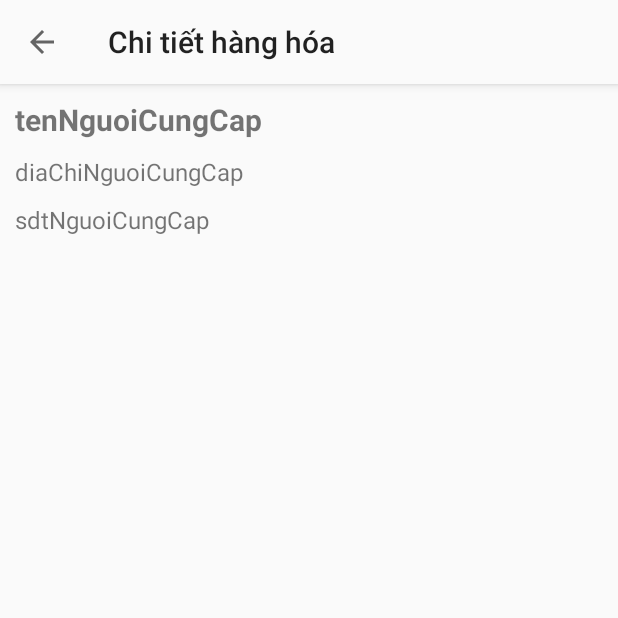
After one commit to ndkai/Logistic, an Android app: the chiTietHangHoaActivity screen opened directly, with no data from a screen before it, on a phone screen of 412 x 824 dp, the top half of it. The commit adds this screen. Run offline under Robolectric (Android 15) with nearby library versions, the phone set to English and light mode, and no system bars; our stand-ins replace Firebase (no records; nobody signed in at launch, a user with empty details on screens opened directly); 1 statement that could not run was skipped.

Commit message:
Chitiet_HangHoa

```diff
--- a/app/src/main/AndroidManifest.xml
+++ b/app/src/main/AndroidManifest.xml
@@ -9,7 +9,8 @@
         android:roundIcon="@mipmap/ic_launcher_round"
         android:supportsRtl="true"
         android:theme="@style/AppTheme">
-        <activity android:name=".Main_NguoiNhanCuuTroActivity"></activity>
+        <activity android:name=".chiTietHangHoaActivity"></activity>
+        <activity android:name=".Main_NguoiNhanCuuTroActivity" />
         <activity android:name=".CungCapNhanLucActivity" />
         <activity android:name=".CungCapVanTaiActivity" />
         <activity android:name=".CungCapHangHoaAcitivity" />
--- /dev/null
+++ b/app/src/main/java/com/iot/logisticsapp/Adapter/chiTietHangHoaAdapter.java
@@ -0,0 +1,76 @@
+package com.iot.logisticsapp.Adapter;
+
+import android.content.Context;
+import android.view.LayoutInflater;
+import android.view.View;
+import android.view.ViewGroup;
+import android.widget.TextView;
+
+import androidx.annotation.NonNull;
+import androidx.recyclerview.widget.RecyclerView;
+
+import com.iot.logisticsapp.Model.CungCapHangHoa;
+import com.iot.logisticsapp.R;
+
+import java.util.List;
+
+public class chiTietHangHoaAdapter extends RecyclerView.Adapter<chiTietHangHoaAdapter.ViewHolder>{
+
+    private Context mContext;
+    private List<CungCapHangHoa> mCungcaphanghoa;
+
+    public chiTietHangHoaAdapter(Context mContext, List<CungCapHangHoa> mCungcaphanghoa) {
+        this.mContext = mContext;
+        this.mCungcaphanghoa = mCungcaphanghoa;
+    }
+
+    @NonNull
+    @Override
+    public ViewHolder onCreateViewHolder(@NonNull ViewGroup parent, int viewType) {
+        View view = LayoutInflater.from(mContext).inflate(R.layout.chitiethanghoa_item,parent,false);
+        return new chiTietHangHoaAdapter.ViewHolder(view);
+    }
+
+    @Override
+    public void onBindViewHolder(@NonNull ViewHolder holder, final int position) {
+        final CungCapHangHoa cungCapHangHoa = mCungcaphanghoa.get(position);
+        holder.dotHangCungCap.setText("Đợt hàng : " + cungCapHangHoa.getCungCapHangHoaID());
+        holder.viTriUser.setText("Từ : " + cungCapHangHoa.getDiachiUser());
+        holder.viTriCCC.setText("Đến : " + cungCapHangHoa.getDiaChiCCC());
+        holder.tv_loaiHang.setText("Loại hàng : " + cungCapHangHoa.getTenLoaiItem());
+        holder.tv_tenHang.setText("Tên Hàng : " + cungCapHangHoa.getTenItem());
+        holder.tv_khoiLuongHang.setText("Khối lượng : " + cungCapHangHoa.getKhoiLuongItem());
+        holder.tv_loaiHinhVanChuyen.setText("Loại hình : " + cungCapHangHoa.getLoaiHinhVanChuyen());
+        if(cungCapHangHoa.getTinhTrangVanChuyen()==0){
+            holder.tv_tinhTrang.setText("Chờ Vận Chuyển");
+        } else {
+            holder.tv_tinhTrang.setText("Đã Nhận");
+        }
+    }
+
+    @Override
+    public int getItemCount() {
+        return mCungcaphanghoa.size();
+    }
+
+    public class ViewHolder extends RecyclerView.ViewHolder {
+        public TextView dotHangCungCap, viTriUser, viTriCCC, tv_loaiHang, tv_tenHang, tv_khoiLuongHang, tv_loaiHinhVanChuyen, tv_tinhTrang;
+
+        public ViewHolder(@NonNull View itemView) {
+            super(itemView);
+
+            dotHangCungCap = itemView.findViewById(R.id.dotHangCungCap);
+            viTriUser = itemView.findViewById(R.id.viTriUser);
+            viTriCCC = itemView.findViewById(R.id.viTriCCC);
+            tv_loaiHang = itemView.findViewById(R.id.tv_loaiHang);
+            tv_tenHang = itemView.findViewById(R.id.tv_tenHang);
+            tv_khoiLuongHang = itemView.findViewById(R.id.tv_khoiLuongHang);
+            tv_loaiHinhVanChuyen = itemView.findViewById(R.id.tv_loaiHinhVanChuyen);
+            tv_tinhTrang = itemView.findViewById(R.id.tv_tinhTrang);
+
+        }
+    }
+
+
+
+}
--- /dev/null
+++ b/app/src/main/java/com/iot/logisticsapp/Adapter/chiTietHang_YeuCauCuuTroAdapter.java
@@ -0,0 +1,77 @@
+package com.iot.logisticsapp.Adapter;
+
+import android.content.Context;
+import android.view.LayoutInflater;
+import android.view.View;
+import android.view.ViewGroup;
+import android.widget.TextView;
+
+import androidx.annotation.NonNull;
+import androidx.recyclerview.widget.RecyclerView;
+
+import com.iot.logisticsapp.Model.NguoiNhanCuuTro;
+import com.iot.logisticsapp.R;
+
+import java.util.List;
+
+public class chiTietHang_YeuCauCuuTroAdapter extends RecyclerView.Adapter<chiTietHang_YeuCauCuuTroAdapter.ViewHolder>{
+
+    private Context mContext;
+    private List<NguoiNhanCuuTro> mNguoinhancuutro;
+
+    public chiTietHang_YeuCauCuuTroAdapter(Context mContext, List<NguoiNhanCuuTro> mNguoinhancuutro) {
+        this.mContext = mContext;
+        this.mNguoinhancuutro = mNguoinhancuutro;
+    }
+
+    @NonNull
+    @Override
+    public ViewHolder onCreateViewHolder(@NonNull ViewGroup parent, int viewType) {
+        View view = LayoutInflater.from(mContext).inflate(R.layout.chitiet_yeucaucuutro_item,parent,false);
+        return new chiTietHang_YeuCauCuuTroAdapter.ViewHolder(view);
+    }
+
+    @Override
+    public void onBindViewHolder(@NonNull ViewHolder holder, final int position) {
+        final NguoiNhanCuuTro nguoiNhanCuuTro = mNguoinhancuutro.get(position);
+        holder.dotHangYeuCau.setText("Đợt hàng : " + nguoiNhanCuuTro.getDotCuuTroID());
+        holder.viTriKho.setText("Kho : " + nguoiNhanCuuTro.getKhoID());
+        holder.vanDe.setText("Vấn Đề Khó Khăn : " + nguoiNhanCuuTro.getVanDe());
+        holder.canGiupDo.setText("Nhu cầu : " + nguoiNhanCuuTro.getCanGiupDo());
+        if(nguoiNhanCuuTro.getChiTietTinhTrang().equals("")){
+            holder.chiTietTinhTrangKhoKhan.setVisibility(View.GONE);
+        } else {
+            holder.chiTietTinhTrangKhoKhan.setText(nguoiNhanCuuTro.getChiTietTinhTrang());
+        }
+
+        if(nguoiNhanCuuTro.getTinhTrang()==0){
+            holder.tinhTrang.setText("Chờ Vận Chuyển");
+        } else {
+            holder.tinhTrang.setText("Đã Nhận");
+        }
+    }
+
+    @Override
+    public int getItemCount() {
+        return mNguoinhancuutro.size();
+    }
+
+    public class ViewHolder extends RecyclerView.ViewHolder {
+        public TextView dotHangYeuCau, viTriKho, vanDe, canGiupDo, tinhTrang, chiTietTinhTrangKhoKhan;
+
+        public ViewHolder(@NonNull View itemView) {
+            super(itemView);
+
+            dotHangYeuCau = itemView.findViewById(R.id.dotHangYeuCau);
+            viTriKho = itemView.findViewById(R.id.viTriKho);
+            vanDe = itemView.findViewById(R.id.vanDe);
+            canGiupDo = itemView.findViewById(R.id.canGiupDo);
+            tinhTrang = itemView.findViewById(R.id.tinhTrang);
+            chiTietTinhTrangKhoKhan = itemView.findViewById(R.id.chiTietTinhTrangKhoKhan);
+
+        }
+    }
+
+
+
+}
--- a/app/src/main/java/com/iot/logisticsapp/Fragment/TinhTrang_CungCapHangHoaFragment.java
+++ b/app/src/main/java/com/iot/logisticsapp/Fragment/TinhTrang_CungCapHangHoaFragment.java
@@ -68,7 +68,7 @@ public class TinhTrang_CungCapHangHoaFragment extends Fragment {
                 if(error!=null){return;}
                 if (!value.isEmpty()) {
                     for (QueryDocumentSnapshot documentSnapshot : value){
-
+                        cungCapHangHoaList.clear();
                         CungCapHangHoa cungCapHangHoa = documentSnapshot.toObject(CungCapHangHoa.class);
                         if(cungCapHangHoa.getUserID().equals(FirebaseAuth.getInstance().getCurrentUser().getUid())){
                             cungCapHangHoaList.add(cungCapHangHoa);
--- /dev/null
+++ b/app/src/main/java/com/iot/logisticsapp/chiTietHangHoaActivity.java
@@ -0,0 +1,135 @@
+package com.iot.logisticsapp;
+
+import android.content.Intent;
+import android.os.Bundle;
+import android.util.Log;
+import android.view.View;
+import android.widget.TextView;
+
+import androidx.annotation.Nullable;
+import androidx.appcompat.app.AppCompatActivity;
+import androidx.appcompat.widget.Toolbar;
+import androidx.recyclerview.widget.LinearLayoutManager;
+import androidx.recyclerview.widget.RecyclerView;
+
+import com.google.firebase.firestore.DocumentReference;
+import com.google.firebase.firestore.DocumentSnapshot;
+import com.google.firebase.firestore.EventListener;
+import com.google.firebase.firestore.FirebaseFirestore;
+import com.google.firebase.firestore.FirebaseFirestoreException;
+import com.iot.logisticsapp.Adapter.chiTietHangHoaAdapter;
+import com.iot.logisticsapp.Adapter.chiTietHang_YeuCauCuuTroAdapter;
+import com.iot.logisticsapp.Model.CungCapHangHoa;
+import com.iot.logisticsapp.Model.NguoiNhanCuuTro;
+
+import java.util.ArrayList;
+import java.util.List;
+
+public class chiTietHangHoaActivity extends AppCompatActivity {
+    private static final String TAG = "chiTietHangHoaActivity";
+    private RecyclerView recyclerView, recyclerView1;
+    private chiTietHangHoaAdapter chiTietHangHoaAdapter;
+    private List<CungCapHangHoa> cungCapHangHoaList;
+    private chiTietHang_YeuCauCuuTroAdapter chiTietHang_yeuCauCuuTroAdapter;
+    private List<NguoiNhanCuuTro> nguoiNhanCuuTroList;
+
+    private FirebaseFirestore db = FirebaseFirestore.getInstance();
+
+    String cungCapHangHoaID, dotCuuTroID, chucNang;
+
+    TextView sdtNguoiCungCap, tenNguoiCungCap, diaChiNguoiCungCap;
+
+    @Override
+    protected void onCreate(Bundle savedInstanceState) {
+        super.onCreate(savedInstanceState);
+        setContentView(R.layout.activity_chi_tiet_hang_hoa);
+
+        tenNguoiCungCap = findViewById(R.id.tenNguoiCungCap);
+        sdtNguoiCungCap = findViewById(R.id.sdtNguoiCungCap);
+        diaChiNguoiCungCap = findViewById(R.id.diaChiNguoiCungCap);
+
+
+        Toolbar toolbar = findViewById(R.id.toolbar);
+        setSupportActionBar(toolbar);
+        getSupportActionBar().setTitle("Chi tiết hàng hóa");
+        getSupportActionBar().setDisplayHomeAsUpEnabled(true);
+        toolbar.setNavigationOnClickListener(new View.OnClickListener() {
+            @Override
+            public void onClick(View view) {
+                finish();
+            }
+        });
+
+        recyclerView = findViewById(R.id.recycle_view);
+        recyclerView.setHasFixedSize(true);
+        LinearLayoutManager linearLayoutManager = new LinearLayoutManager(getApplicationContext());
+        recyclerView.setLayoutManager(linearLayoutManager);
+
+        cungCapHangHoaList = new ArrayList<>();
+        chiTietHangHoaAdapter= new chiTietHangHoaAdapter(getApplicationContext(),cungCapHangHoaList);
+        recyclerView.setAdapter(chiTietHangHoaAdapter);
+
+        recyclerView1 = findViewById(R.id.recycle_view1);
+        recyclerView1.setHasFixedSize(true);
+        LinearLayoutManager linearLayoutManager1 = new LinearLayoutManager(getApplicationContext());
+        recyclerView1.setLayoutManager(linearLayoutManager1);
+
+        nguoiNhanCuuTroList = new ArrayList<>();
+        chiTietHang_yeuCauCuuTroAdapter= new chiTietHang_YeuCauCuuTroAdapter(getApplicationContext(),nguoiNhanCuuTroList);
+        recyclerView1.setAdapter(chiTietHang_yeuCauCuuTroAdapter);
+
+        Intent intent = getIntent();
+        cungCapHangHoaID = intent.getStringExtra("cungCapHangHoaID");
+        dotCuuTroID = intent.getStringExtra("dotCuuTroID");
+        chucNang = intent.getStringExtra("chucNang");
+
+
+    }
+
+    @Override
+    public void onStart() {
+        super.onStart();
+        if(chucNang.equals("cungCapHangHoa")){
+            DocumentReference cungCapHangHoaRef = db.document("CungCapHangHoa/"+cungCapHangHoaID);
+            cungCapHangHoaRef.addSnapshotListener(new EventListener<DocumentSnapshot>() {
+                @Override
+                public void onEvent(@Nullable DocumentSnapshot value, @Nullable FirebaseFirestoreException error) {
+                    if(error!=null){return;}
+                    if (value.exists()) {
+
+                        CungCapHangHoa cungCapHangHoa = value.toObject(CungCapHangHoa.class);
+                        cungCapHangHoaList.add(cungCapHangHoa);
+                        chiTietHangHoaAdapter.notifyDataSetChanged();
+
+                        sdtNguoiCungCap.setText("SĐT : " + cungCapHangHoa.getSdtUser());
+                        tenNguoiCungCap.setText("Tên người cung cấp : " + cungCapHangHoa.getTenUser());
+                        Log.d(TAG,"error : ");
+                    }
+
+                }
+            });
+        } else {
+            DocumentReference yeuCauCuuTro = db.document("NguoiNhanCuuTro/"+dotCuuTroID);
+            yeuCauCuuTro.addSnapshotListener(new EventListener<DocumentSnapshot>() {
+                @Override
+                public void onEvent(@Nullable DocumentSnapshot value, @Nullable FirebaseFirestoreException error) {
+                    if(error!=null){return;}
+                    if (value.exists()) {
+
+                        NguoiNhanCuuTro nguoiNhanCuuTro = value.toObject(NguoiNhanCuuTro.class);
+                        nguoiNhanCuuTroList.add(nguoiNhanCuuTro);
+                        chiTietHang_yeuCauCuuTroAdapter.notifyDataSetChanged();
+
+                        sdtNguoiCungCap.setText("SĐT : " + nguoiNhanCuuTro.getSdtUser());
+                        tenNguoiCungCap.setText("Tên người yêu cầu : " + nguoiNhanCuuTro.getTenUser());
+                        diaChiNguoiCungCap.setText("Vị trí : " + nguoiNhanCuuTro.getDiaChiUser());
+                        Log.d(TAG,"error : ");
+                    }
+
+                }
+            });
+        }
+
+    }
+
+}
--- /dev/null
+++ b/app/src/main/res/layout/activity_chi_tiet_hang_hoa.xml
@@ -0,0 +1,63 @@
+<?xml version="1.0" encoding="utf-8"?>
+<LinearLayout xmlns:android="http://schemas.android.com/apk/res/android"
+    xmlns:app="http://schemas.android.com/apk/res-auto"
+    xmlns:tools="http://schemas.android.com/tools"
+    android:layout_width="match_parent"
+    android:layout_height="match_parent"
+    android:orientation="vertical"
+    tools:context=".chiTietHangHoaActivity">
+    <com.google.android.material.appbar.AppBarLayout
+        android:layout_width="match_parent"
+        android:layout_height="wrap_content"
+        android:id="@+id/bar"
+        android:background="?android:attr/windowBackground">
+        <androidx.appcompat.widget.Toolbar
+            android:layout_width="match_parent"
+            android:id="@+id/toolbar"
+            android:layout_height="wrap_content"
+            android:background="?android:attr/windowBackground">
+
+        </androidx.appcompat.widget.Toolbar>
+    </com.google.android.material.appbar.AppBarLayout>
+
+    <TextView
+        android:layout_margin="10dp"
+        android:textStyle="bold"
+        android:textSize="20sp"
+        android:layout_width="match_parent"
+        android:layout_height="wrap_content"
+        android:text="tenNguoiCungCap"
+        android:id="@+id/tenNguoiCungCap"/>
+
+    <TextView
+        android:layout_marginLeft="10dp"
+        android:layout_marginBottom="10dp"
+        android:textSize="16sp"
+        android:layout_width="match_parent"
+        android:layout_height="wrap_content"
+        android:text="diaChiNguoiCungCap"
+        android:id="@+id/diaChiNguoiCungCap"/>
+
+    <TextView
+        android:layout_marginLeft="10dp"
+        android:layout_marginBottom="10dp"
+        android:textSize="16sp"
+        android:layout_width="match_parent"
+        android:layout_height="wrap_content"
+        android:text="sdtNguoiCungCap"
+        android:id="@+id/sdtNguoiCungCap"/>
+
+    <androidx.recyclerview.widget.RecyclerView
+        android:id="@+id/recycle_view"
+        android:layout_width="match_parent"
+        android:layout_height="wrap_content"/>
+
+
+    <androidx.recyclerview.widget.RecyclerView
+        android:id="@+id/recycle_view1"
+        android:layout_width="match_parent"
+        android:layout_height="wrap_content"/>
+
+
+
+</LinearLayout>
--- a/app/src/main/res/layout/fragment_trang_chu__nguoi_nhan_cuu_tro.xml
+++ b/app/src/main/res/layout/fragment_trang_chu__nguoi_nhan_cuu_tro.xml
@@ -13,7 +13,7 @@
         android:textSize="30sp"
         android:layout_width="wrap_content"
         android:layout_height="wrap_content"
-        android:text="Người cứu trợ" />
+        android:text="Người yêu cầu cứu trợ" />
     <LinearLayout
         android:weightSum="3"
         android:layout_marginTop="40dp"
```
Also changed, not shown: app/src/main/java/com/iot/logisticsapp/Adapter/tinhTrangHangHoaAdapter.java (+11 -0 lines), app/src/main/java/com/iot/logisticsapp/Adapter/yeuCauCuuTroAdapter.java (+13 -2 lines), app/src/main/res/layout/chitiet_yeucaucuutro_item.xml (added, +65 -0 lines), app/src/main/res/layout/chitiethanghoa_item.xml (added, +94 -0 lines).
